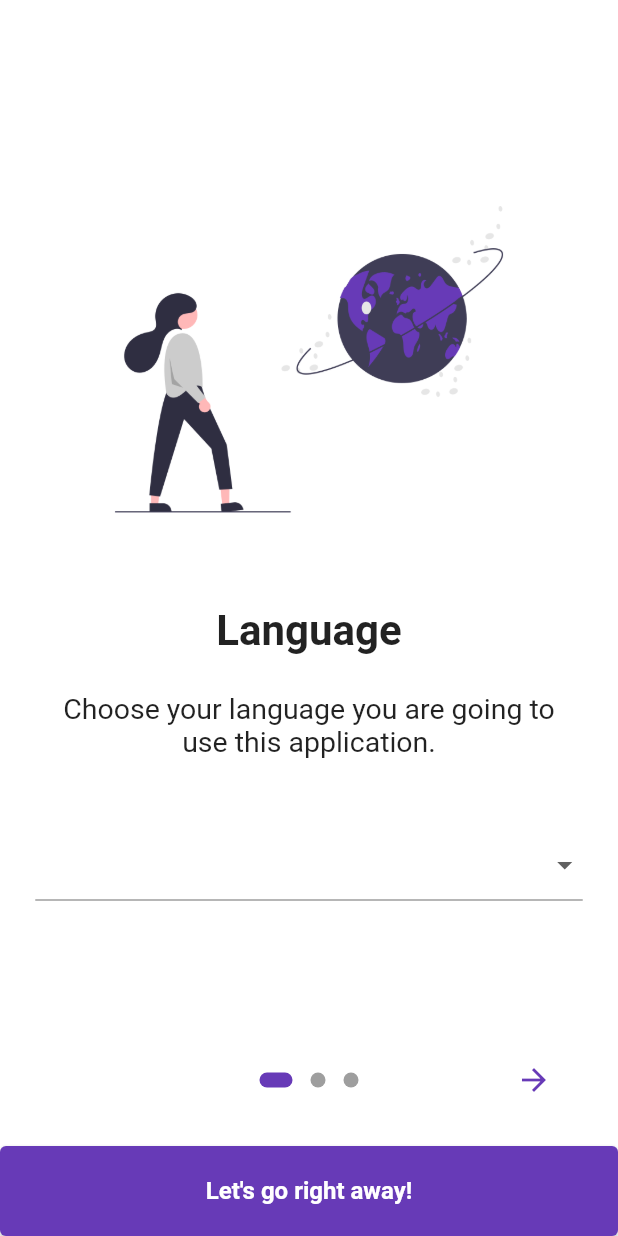
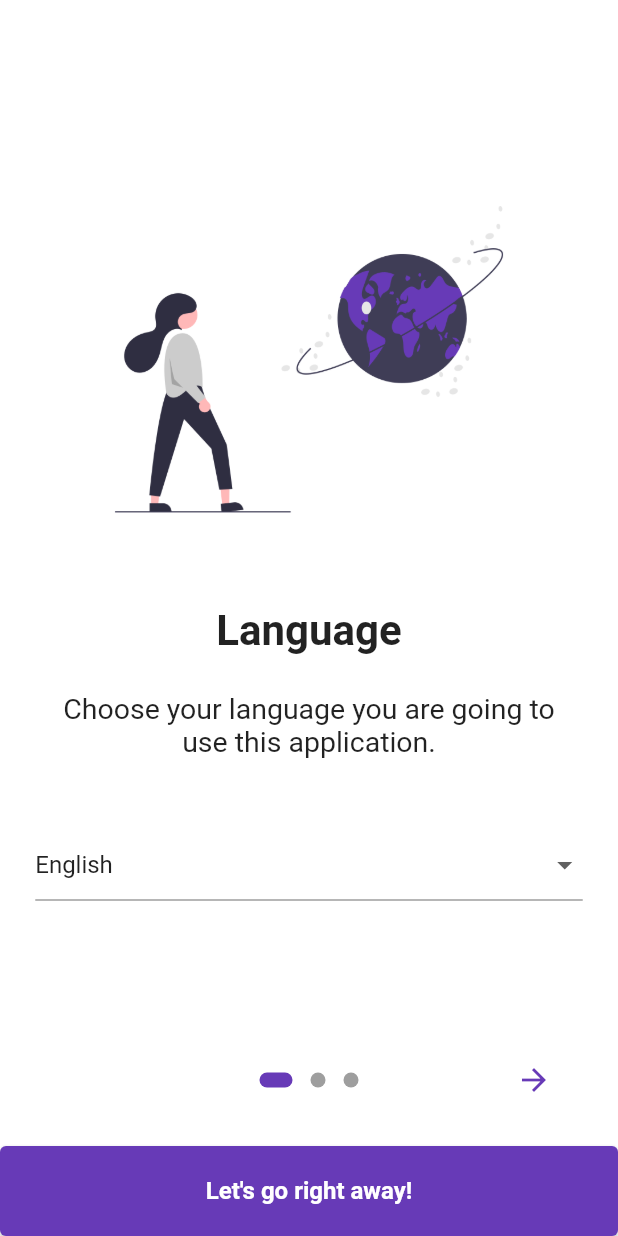
Before and after one commit to Aravin/warranty-manager-cloud, a Flutter app: the screen it shows after launch, on a phone screen of 412 x 824 dp. Run offline on Flutter 3.47's test engine with Material 2 defaults, Android fonts, the phone set to English and light mode, and no system bars; drawn by our look-alikes of flutter_form_builder, introduction_screen; our stand-ins replace cloud_firestore, cross_file, easy_localization, firebase_auth, firebase_core, firebase_crashlytics and 12 more; missing offline and left inert: firebase_performance, flutter_facebook_auth, form_builder_image_picker, moment_dart, webview_flutter_android, webview_flutter_wkwebview; accounts and stored records are empty.

```diff
--- a/lib/main.dart
+++ b/lib/main.dart
@@ -70,7 +70,7 @@ Future<void> main() async {
 
   // Obtain shared preferences.
   final SharedPreferences prefs = await SharedPreferences.getInstance();
-  // await prefs.clear(); only for testing
+  await prefs.clear(); //only for testing
   isFirstLaunch = await prefs.getBool('isFirstLaunch') ?? true;
 
   runZonedGuarded<Future<void>>(() async {
@@ -83,7 +83,6 @@ Future<void> main() async {
       EasyLocalization(
         supportedLocales: supportedLocales,
         path: 'assets/translations',
-        startLocale: const Locale('en'),
         fallbackLocale: const Locale('en'),
         useOnlyLangCode: true,
         child: const WarrantyManagerApp(),
--- a/lib/screens/onboarding/onboarding_screen.dart
+++ b/lib/screens/onboarding/onboarding_screen.dart
@@ -117,7 +117,9 @@ class OnBoardingPageState extends State<OnBoardingPage> {
               margin: kAppPaddingSmall,
               child: FormBuilderDropdown<String>(
                 name: 'locale',
-                initialValue: context.locale.toString(),
+                initialValue: context.locale.toString() == 'en'
+                    ? 'en_GB'
+                    : context.locale.toString(),
                 items: supportedLocales
                     .map((locale) => DropdownMenuItem(
                           value: '${locale.languageCode}_${locale.countryCode}',
--- a/pubspec.yaml
+++ b/pubspec.yaml
@@ -17,7 +17,7 @@ publish_to: 'none' # Remove this line if you wish to publish to pub.dev
 # https://developer.apple.com/library/archive/documentation/General/Reference/InfoPlistKeyReference/Articles/CoreFoundationKeys.html
 # In Windows, build-name is used as the major, minor, and patch parts
 # of the product and file versions while build-number is used as the build suffix.
-version: 1.0.0+13
+version: 1.0.0+15
 
 environment:
   sdk: '>=2.18.1 <3.0.0'
```
